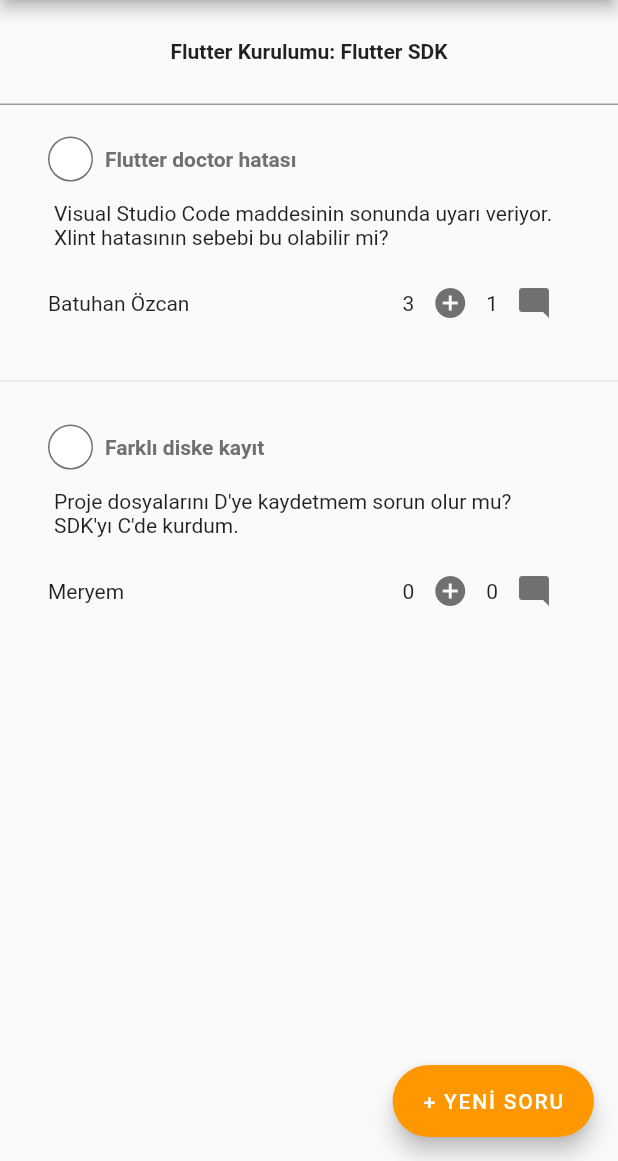
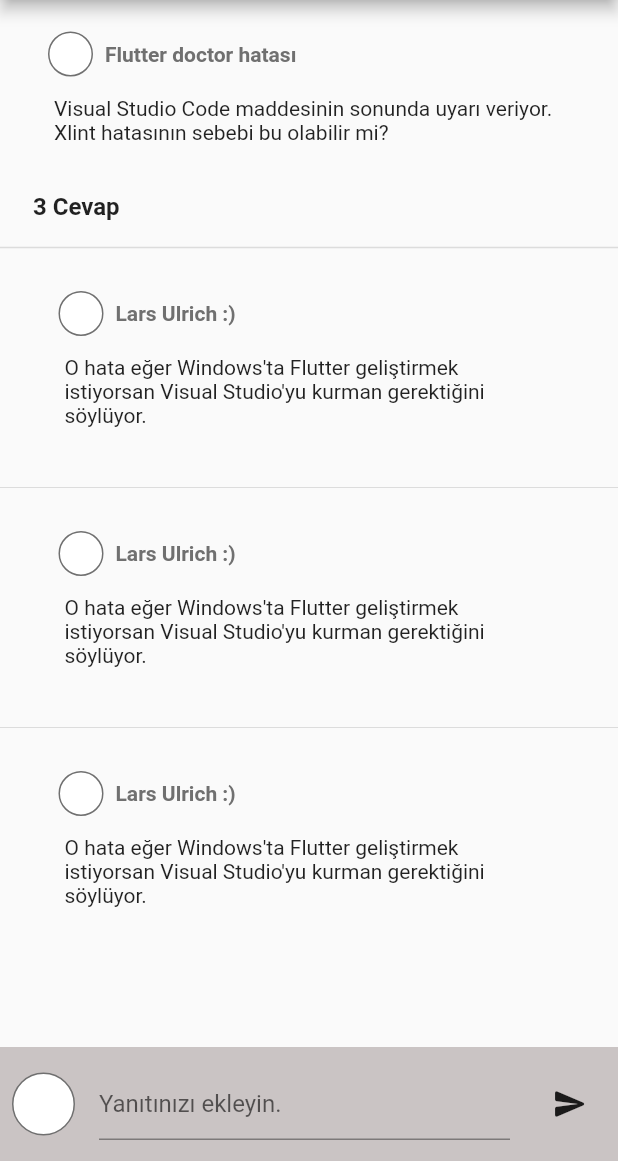
Before and after one commit to batuhanozcan1605/appjamf4, a Flutter app: the OpenQuestionScreen screen opened directly, after a tap on the "mode comment" icon, on a phone screen of 412 x 824 dp, the part 75-1236 px from its top. Run offline on Flutter 3.47's test engine with Material 2 defaults, Android fonts, the phone set to English and light mode, and no system bars; our stand-ins replace firebase_core, flutter_riverpod; accounts and stored records are empty.

Commit message:
cevap ekleme tamam

```diff
--- a/lib/repository/answer_repo.dart
+++ b/lib/repository/answer_repo.dart
@@ -1,15 +1,25 @@
 import 'package:flutter/cupertino.dart';
-
+import 'package:flutter_riverpod/flutter_riverpod.dart';
 import '../models/question_model.dart';
 
 class AnswerRepo extends ChangeNotifier{
 
   final List<Answer> answerList1 = [
-    Answer(username: "Lars Ulrich :)", description: "Eğer Windows'ta Flutter geliştirmek istiyorsan Visual Studio'yu kurman gerektiğini söylüyor."),
+    Answer(username: "Lars Ulrich :)", description: "O hata eğer Windows'ta Flutter geliştirmek istiyorsan Visual Studio'yu kurman gerektiğini söylüyor."),
+    Answer(username: "Lars Ulrich :)", description: "O hata eğer Windows'ta Flutter geliştirmek istiyorsan Visual Studio'yu kurman gerektiğini söylüyor."),
+    Answer(username: "Lars Ulrich :)", description: "O hata eğer Windows'ta Flutter geliştirmek istiyorsan Visual Studio'yu kurman gerektiğini söylüyor."),
+
   ];
 
   final List<Answer> answerList2 = [
 
   ];
 
+  void addAnswer1(Answer answer) {
+   answerList1.add(answer);
+   notifyListeners();
+  }
+
 }
+
+final answerProvider = ChangeNotifierProvider((ref) => AnswerRepo());
--- a/lib/repository/question_repo.dart
+++ b/lib/repository/question_repo.dart
@@ -30,6 +30,11 @@
     questionList.add(question);
     notifyListeners();
   }
+  void addAnswer(Answer answer, int questionIndex) {
+    questionList[questionIndex].answers?.add(answer);
+    notifyListeners();
+  }
 }
 
+
 final questionsProvider = ChangeNotifierProvider((ref) => QuestionsRepo());
--- /dev/null
+++ b/lib/screens/answer_screen.dart
@@ -0,0 +1,114 @@
+import 'package:appjamf4/models/question_model.dart';
+import 'package:appjamf4/repository/answer_repo.dart';
+import 'package:appjamf4/widgets/question_to_answer.dart';
+import 'package:flutter/material.dart';
+import 'package:flutter_riverpod/flutter_riverpod.dart';
+import '../repository/question_repo.dart';
+import '../widgets/widgets.dart';
+
+class AnswerScreen extends ConsumerStatefulWidget {
+  const AnswerScreen(
+      {Key? key, required this.answers, required this.question, required this.questionIndex,})
+      : super(key: key);
+  final List<Answer>? answers;
+  final Question question;
+  final int questionIndex;
+
+  @override
+  _AnswerScreenState createState() => _AnswerScreenState();
+}
+
+  class _AnswerScreenState extends ConsumerState<AnswerScreen>{
+    TextEditingController _controller = TextEditingController();
+
+  @override
+  Widget build(BuildContext context) {
+    final answerRepo = ref.watch(answerProvider);
+    final Size screenSize = MediaQuery
+        .of(context)
+        .size;
+
+    return Scaffold(
+      appBar: PreferredSize(
+        preferredSize: Size(screenSize.width, 50),
+        child: const CustomAppBar(),
+      ),
+      body: Column(
+        crossAxisAlignment: CrossAxisAlignment.start,
+        children: [
+          QuestionToAnswer(widget.question),
+          widget.answers != null ? Container(
+            child: Padding(
+              padding: const EdgeInsets.only(left: 22.0, bottom: 10),
+              child: Text("${widget.answers!.length} Cevap",
+                  style: const TextStyle(
+                    fontWeight: FontWeight.bold,
+                    fontSize: 16,
+                  )),
+            ),
+          ) : Center(),
+          const Divider(
+            thickness: 1.0,
+          ),
+
+          Expanded(
+            child: widget.answers != null ? ListView.separated(
+                itemBuilder: (context, index) =>
+                    Answers(answer: widget.answers![index],),
+                separatorBuilder: (context, index) => const Divider(),
+                itemCount: widget.answers!.length) : const Text("null"),
+          ),
+          Container(
+            height: 76,
+            color: const Color(0x809a8f8f),
+            child: Center(
+              child: Padding(
+                padding: const EdgeInsets.all(8.0),
+                child: Row(
+                  crossAxisAlignment: CrossAxisAlignment.center,
+                  children: [
+                    Container(
+                      height: 42,
+                      width: 42,
+                      decoration: BoxDecoration(
+                        color: const Color(0xffffffff),
+                        borderRadius:
+                        BorderRadius.all(Radius.elliptical(9999.0, 9999.0)),
+                        border: Border.all(
+                            width: 1.0, color: const Color(0xff707070)),
+                      ),
+                    ),
+                    Expanded(
+                      child: Padding(
+                        padding: const EdgeInsets.symmetric(horizontal: 16.0),
+                        child: TextField(
+                          controller: _controller,
+                          decoration: InputDecoration(
+                            hintText: "Yanıtınızı ekleyin.",
+                          ),
+                        ),
+                      ),
+                    ),
+                    IconButton(
+                        onPressed: () {
+
+                          setState(() {
+                            Answer answer = Answer(
+                                username: "Admin", description: _controller.text);
+                            ref.read(questionsProvider).addAnswer(
+                                answer, widget.questionIndex);
+                          });
+                          _controller.clear();
+
+                        },
+                        icon: Icon(Icons.send_rounded)),
+                  ],
+                ),
+              ),
+            ),
+          )
+        ],
+      ),
+    );
+  }
+}
--- a/lib/screens/open_question_screen.dart
+++ b/lib/screens/open_question_screen.dart
@@ -43,7 +43,7 @@
 
         Expanded(
           child: ListView.separated(
-              itemBuilder: (context, index) => Questions(questionsRepo.questionList[index]),
+              itemBuilder: (context, index) => Questions(questionsRepo.questionList[index], questionIndex: index,),
               separatorBuilder: (context, index) => const Divider(),
               itemCount: questionsRepo.questionList.length),
         )
--- a/lib/screens/questions_screen.dart
+++ b/lib/screens/questions_screen.dart
@@ -45,7 +45,7 @@
           questionList != null ? Expanded(
             child: ListView.separated(
                 itemBuilder: (context, index) => Questions(
-                  questionList![index],
+                  questionList![index], questionIndex: index,
                 ),
                 separatorBuilder: (context, index) => const Divider(),
                 itemCount: questionList!.length),
--- a/lib/screens/screens.dart
+++ b/lib/screens/screens.dart
@@ -4,3 +4,4 @@
 export 'new_question.dart';
 export 'questions_screen.dart';
 export 'modules_screen.dart';
+export 'answer_screen.dart';
--- a/lib/screens/subcourses_screen.dart
+++ b/lib/screens/subcourses_screen.dart
@@ -18,6 +18,7 @@
         child: const CustomAppBar(),),
       body: CustomScrollView(
         slivers: [
+          const SliverPadding(padding: EdgeInsets.only(top: 8.0),),
           if(subCourseId==1)
           SliverToBoxAdapter(
             child: CourseGrid(
--- /dev/null
+++ b/lib/widgets/answers.dart
@@ -0,0 +1,48 @@
+import 'package:flutter/material.dart';
+
+import '../models/question_model.dart';
+
+class Answers extends StatelessWidget {
+  const Answers({Key? key, required this.answer}) : super(key: key);
+  final Answer answer;
+
+  @override
+  Widget build(BuildContext context) {
+    return Padding(
+      padding:  const EdgeInsets.symmetric(horizontal: 39.0, vertical: 20),
+      child:Column(
+        children: [
+          Row(
+            children: [
+              Container(
+                height: 30,
+                width: 30,
+                decoration: BoxDecoration(
+                  color: const Color(0xffffffff),
+                  borderRadius: BorderRadius.all(Radius.elliptical(9999.0, 9999.0)),
+                  border: Border.all(width: 1.0, color: const Color(0xff707070)),
+                ),
+              ),
+              Padding(
+                padding: const EdgeInsets.all(8.0),
+                child: Text("${answer.username}", style: TextStyle(
+                    color:Color(0xFF707070),
+                    fontWeight: FontWeight.bold
+                ),
+                ),
+              ),
+            ],
+          ),
+          Padding(
+            padding: const EdgeInsets.symmetric(vertical: 12.0, horizontal: 4),
+            child: Row(
+              children: [
+                Flexible(child: Text("${answer.description}")),
+              ],
+            ),
+          ),
+        ],
+      ),
+    );
+  }
+}
--- /dev/null
+++ b/lib/widgets/question_to_answer.dart
@@ -0,0 +1,49 @@
+import 'package:flutter/material.dart';
+import '../models/question_model.dart';
+
+class QuestionToAnswer extends StatelessWidget {
+  const QuestionToAnswer(this.question, {Key? key}) : super(key: key);
+  final Question question;
+
+  @override
+  Widget build(BuildContext context) {
+
+    return Padding(
+      padding: const EdgeInsets.symmetric(horizontal: 32.0, vertical: 20),
+      child: Column(
+        children: [
+          Row(
+            children: [
+              Container(
+                height: 30,
+                width: 30,
+                decoration: BoxDecoration(
+                  color: const Color(0xffffffff),
+                  borderRadius: BorderRadius.all(Radius.elliptical(9999.0, 9999.0)),
+                  border: Border.all(width: 1.0, color: const Color(0xff707070)),
+                ),
+              ),
+              Padding(
+                padding: const EdgeInsets.all(8.0),
+                child: Text("${question.title}", style: TextStyle(
+                    color:Color(0xFF707070),
+                    fontWeight: FontWeight.bold
+                ),
+                ),
+              ),
+            ],
+          ),
+          Padding(
+            padding: const EdgeInsets.symmetric(vertical: 12.0, horizontal: 4),
+            child: Row(
+              children: [
+                Flexible(child: Text("${question.description}")),
+              ],
+            ),
+          ),
+
+        ],
+      ),
+    );
+  }
+}
--- a/lib/widgets/questions.dart
+++ b/lib/widgets/questions.dart
@@ -1,11 +1,13 @@
 import 'package:appjamf4/repository/question_repo.dart';
+import 'package:appjamf4/screens/answer_screen.dart';
 import 'package:flutter/material.dart';
 import 'package:flutter_riverpod/flutter_riverpod.dart';
 import '../models/question_model.dart';
 
 class Questions extends ConsumerWidget {
-  const Questions(this.question, {Key? key}) : super(key: key);
+  const Questions(this.question,  {Key? key, required this.questionIndex,}) : super(key: key);
   final Question question;
+  final int questionIndex;
 
   @override
   Widget build(BuildContext context, WidgetRef ref) {
@@ -56,7 +58,7 @@
                   ),
                 ],
               ),
-              InteractionRow(question: question),
+              InteractionRow(question: question, questionIndex: questionIndex,),
             ],
           ),
         ],
@@ -67,8 +69,9 @@
 
 class InteractionRow extends ConsumerWidget {
   final Question question;
-  const InteractionRow({
-    super.key, required this.question,
+  final int questionIndex;
+  const InteractionRow( {
+    super.key, required this.question, required this.questionIndex,
   });
 
   @override
@@ -90,10 +93,13 @@
         ),
         Row(
           children: [
-            question.answers == null ? Text("0") : Text("${question.answers!.length}"),
+            question.answers == null ? const Text("0") : Text("${question.answers!.length}"),
             IconButton(
                 onPressed: (){
-
+                  Navigator.push(
+                      context,
+                      MaterialPageRoute(
+                          builder: (BuildContext context) => AnswerScreen(answers: question.answers, question: question, questionIndex: questionIndex,)));
                 },
                 icon: Icon(Icons.mode_comment_rounded, color: Color(0xFF707070),))
           ],
--- a/lib/widgets/widgets.dart
+++ b/lib/widgets/widgets.dart
@@ -1,3 +1,5 @@
 export 'course_grid.dart';
 export 'nestedscroll.dart';
 export 'questions.dart';
+export 'answers.dart';
+export 'custom_appbar.dart';
```
